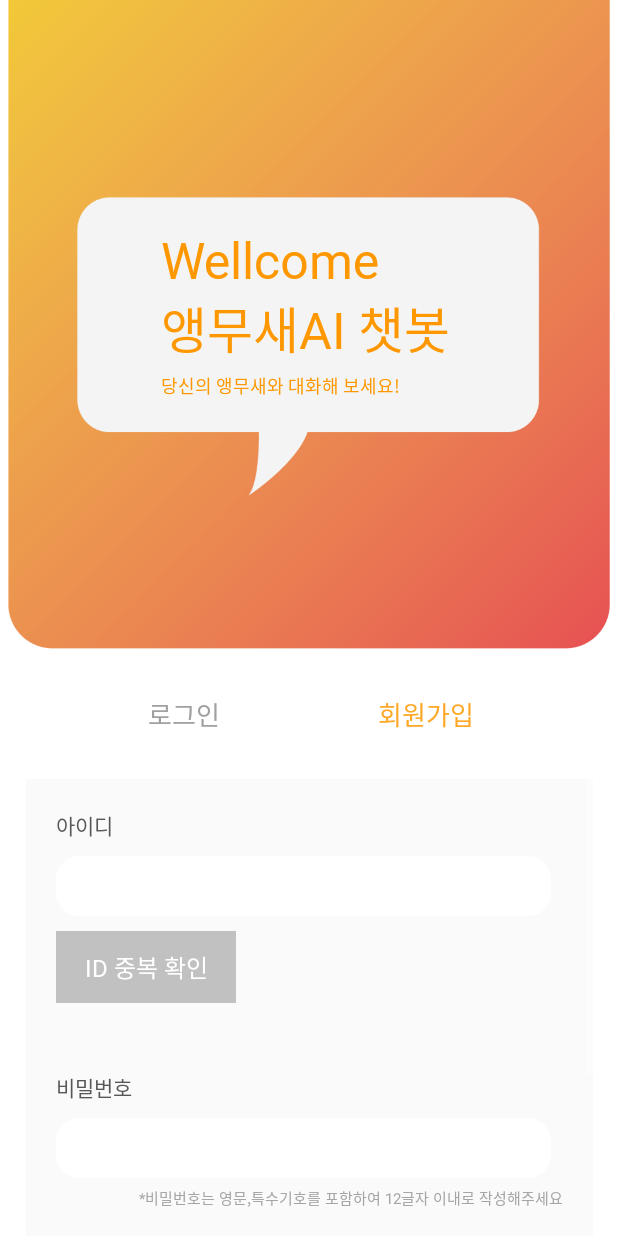
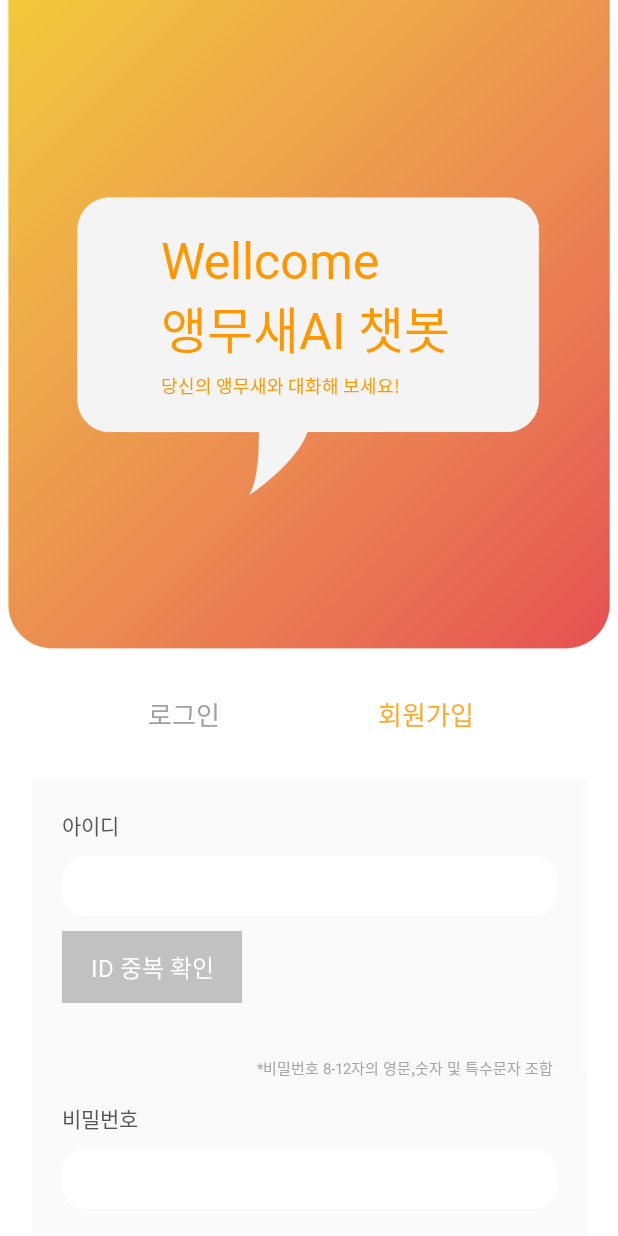
Before and after one commit to jin-act/chatting, an Android app: the JoinActivity screen opened directly, with no data from a screen before it, on a phone screen of 412 x 824 dp. Run offline under Robolectric (Android 15) with nearby library versions, the phone set to English and light mode, and no system bars.

Commit message:
2022-02-10(3)
변경사항
 - 비밀번호 최대 글자 설정

개선사항
 - 선택 즉시 이미지 변경 불가
 - 비밀번호 보이기, 숨기기 기능

```diff
--- a/app/src/main/res/layout/activity_join.xml
+++ b/app/src/main/res/layout/activity_join.xml
@@ -154,6 +154,7 @@
             android:background="@drawable/contents_box"
             android:singleLine = "true"
             android:imeOptions="actionNext"
+            android:maxLength="12"
             android:nextFocusDown="@+id/et_joinpw"/>
         <Button
             android:id="@+id/btn_ID"
@@ -166,6 +167,15 @@
             android:text="ID 중복 확인"
             android:textColor="#FFFFFF"
             android:textSize="16dp" />
+
+        <TextView
+            android:layout_width="wrap_content"
+            android:layout_height="wrap_content"
+            android:layout_marginLeft="130dp"
+            android:layout_marginTop="5dp"
+            android:text="*비밀번호 8-12자의 영문,숫자 및 특수문자 조합"
+            android:textColor="#A5A5A5"
+            android:textSize="10dp"></TextView>
 
         <TextView
             android:layout_width="wrap_content"
@@ -186,17 +196,8 @@
             android:inputType="textPassword"
             android:singleLine = "true"
             android:imeOptions="actionNext"
+            android:maxLength="12"
             android:nextFocusDown="@+id/et_pwcheck"/>
-
-        <TextView
-            android:layout_width="wrap_content"
-            android:layout_height="wrap_content"
-            android:layout_marginTop="5dp"
-            android:textSize="10dp"
-            android:text="*비밀번호는 영문,특수기호를 포함하여 12글자 이내로 작성해주세요"
-            android:layout_marginLeft="55dp"
-            android:textColor="#A5A5A5">
-        </TextView>
 
         <TextView
             android:layout_width="wrap_content"
@@ -216,6 +217,7 @@
             android:background="@drawable/contents_box"
             android:singleLine = "true"
             android:inputType="textPassword"
+            android:maxLength="12"
             android:imeOptions="actionDone" />
 
         <Button
--- a/app/src/main/res/layout/activity_login.xml
+++ b/app/src/main/res/layout/activity_login.xml
@@ -130,6 +130,7 @@
         android:textColorHint="#FF9800"
         android:textSize="12dp"
         android:selectAllOnFocus="true"
+        android:maxLength="12"
         app:layout_constraintBottom_toBottomOf="parent"
         app:layout_constraintHorizontal_bias="0.497"
         app:layout_constraintLeft_toLeftOf="parent"
@@ -150,6 +151,7 @@
         android:padding="10dp"
         android:textColor="#515151"
         android:textColorHint="#FF9800"
+        android:maxLength="12"
         android:textSize="12dp"
         android:inputType="textPassword"
         app:layout_constraintBottom_toBottomOf="parent"
```
Also changed, not shown: app/src/main/AndroidManifest.xml (+7 -3 lines).
